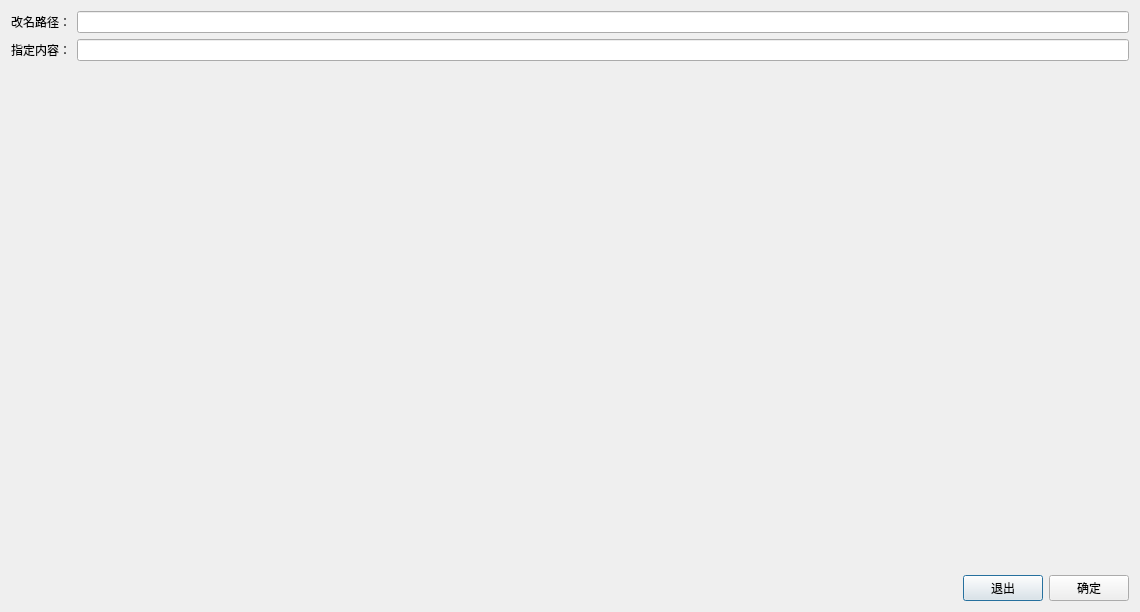
Before: the Qt Designer form renamedialog.ui in orz-ai/transcoder, drawn with Qt 5.
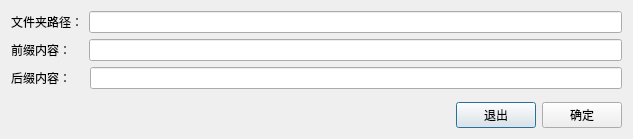
After: the same form once the commit is applied.

Commit message: feat: 跳过已经转码好的，或者删除上次还未转码的零时文件

Diff of the .ui file:
```diff
--- a/renamedialog.ui
+++ b/renamedialog.ui
@@ -6,8 +6,8 @@
    <rect>
     <x>0</x>
     <y>0</y>
-    <width>1140</width>
-    <height>612</height>
+    <width>633</width>
+    <height>139</height>
    </rect>
   </property>
   <property name="windowTitle">
@@ -24,7 +24,7 @@
        <item>
         <widget class="QLabel" name="label">
          <property name="text">
-          <string>改名路径：</string>
+          <string>文件夹路径：</string>
          </property>
         </widget>
        </item>
@@ -35,10 +35,13 @@
      </item>
      <item>
       <layout class="QHBoxLayout" name="horizontalLayout_3">
+       <property name="spacing">
+        <number>18</number>
+       </property>
        <item>
         <widget class="QLabel" name="label_2">
          <property name="text">
-          <string>指定内容：</string>
+          <string>前缀内容：</string>
          </property>
         </widget>
        </item>
@@ -49,6 +52,23 @@
      </item>
     </layout>
    </item>
+   <item>
+    <layout class="QHBoxLayout" name="horizontalLayout_4">
+     <property name="spacing">
+      <number>19</number>
+     </property>
+     <item>
+      <widget class="QLabel" name="label_3">
+       <property name="text">
+        <string>后缀内容：</string>
+       </property>
+      </widget>
+     </item>
+     <item>
+      <widget class="QLineEdit" name="lineEdit"/>
+     </item>
+    </layout>
+   </item>
    <item>
     <spacer name="verticalSpacer">
      <property name="orientation">
```
The commit also changes 5 other files.
